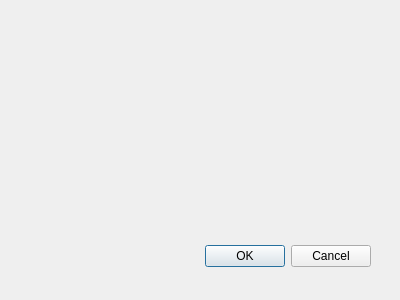
Bleuzen/FFaudioConverter, file settingsdialog.ui: the form before one commit.
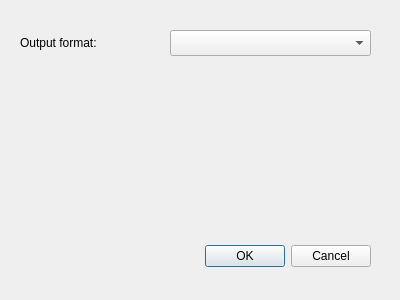
The form after the commit.

Commit message: output format setting (but not working yet) and ffmpeg build args in method

```diff
--- a/settingsdialog.ui
+++ b/settingsdialog.ui
@@ -29,6 +29,29 @@
     <set>QDialogButtonBox::Cancel|QDialogButtonBox::Ok</set>
    </property>
   </widget>
+  <widget class="QLabel" name="label">
+   <property name="geometry">
+    <rect>
+     <x>20</x>
+     <y>22</y>
+     <width>141</width>
+     <height>41</height>
+    </rect>
+   </property>
+   <property name="text">
+    <string>Output format:</string>
+   </property>
+  </widget>
+  <widget class="QComboBox" name="comboBox_OutputFormat">
+   <property name="geometry">
+    <rect>
+     <x>170</x>
+     <y>30</y>
+     <width>201</width>
+     <height>26</height>
+    </rect>
+   </property>
+  </widget>
  </widget>
  <resources/>
  <connections>
```
The commit also changes 5 other files.
